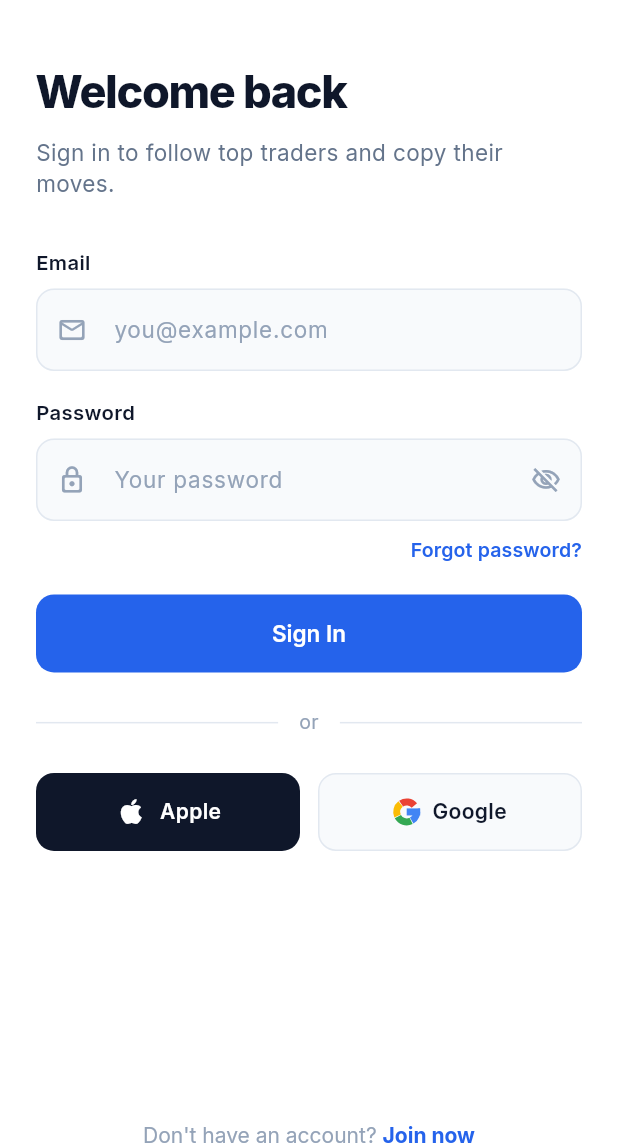
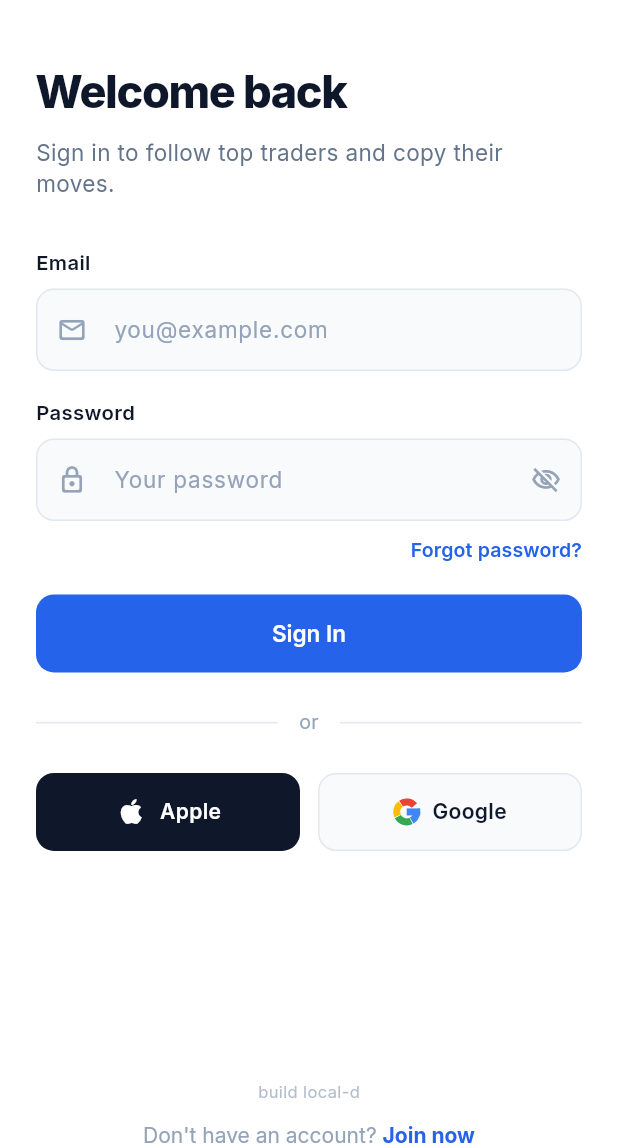
Before and after one commit to shazerlone/tv_license_app, a Flutter app: the LoginScreen screen opened directly, on a phone screen of 412 x 824 dp, the part 89-1236 px from its top. Run offline on Flutter 3.47's test engine with Material 3 defaults, Android fonts, the phone set to English and light mode, and no system bars; our stand-ins replace camera, google_fonts, shared_preferences; missing offline and left inert: dart:html; accounts and stored records are empty.

Commit message:
Stamp build identity (commit+branch) into app; show on login & profile
Codemagic passes --dart-define=BUILD_SHA=$CM_COMMIT / BUILD_BRANCH=$CM_BRANCH;
a small 'build <sha> · <branch>' label renders on the login screen and profile
footer so we can always tell which build is on a device.

Co-Authored-By: Claude Opus 4.8 <noreply@anthropic.com>
Claude-Session: https://claude.ai/code/session_01KSLhgA3su6KMHBKNL29uhB

```diff
--- a/codemagic.yaml
+++ b/codemagic.yaml
@@ -18,7 +18,7 @@ workflows:
       - name: Flutter packages get
         script: flutter pub get
       - name: Build debug APK
-        script: flutter build apk --debug
+        script: flutter build apk --debug --dart-define=BUILD_SHA=${CM_COMMIT} --dart-define=BUILD_BRANCH=${CM_BRANCH}
     artifacts:
       - build/**/outputs/**/*.apk
     publishing:
@@ -47,7 +47,7 @@ workflows:
       - name: Flutter packages get
         script: flutter pub get
       - name: Build iOS (unsigned)
-        script: flutter build ios --release --no-codesign
+        script: flutter build ios --release --no-codesign --dart-define=BUILD_SHA=${CM_COMMIT} --dart-define=BUILD_BRANCH=${CM_BRANCH}
     artifacts:
       - build/ios/iphoneos/*.app
     publishing:
--- a/lib/config.dart
+++ b/lib/config.dart
@@ -17,3 +17,13 @@ const String kApiBaseUrl = String.fromEnvironment(
   'API_BASE_URL',
   defaultValue: 'https://millimore-backend.onrender.com/v1',
 );
+
+/// Build identity, stamped by Codemagic (--dart-define=BUILD_SHA=$CM_COMMIT).
+/// Shown on the login screen so we can always tell which build is on a device.
+const String kBuildSha = String.fromEnvironment('BUILD_SHA', defaultValue: 'local-dev');
+const String kBuildBranch = String.fromEnvironment('BUILD_BRANCH', defaultValue: '');
+
+String get kBuildLabel {
+  final sha = kBuildSha.length > 7 ? kBuildSha.substring(0, 7) : kBuildSha;
+  return kBuildBranch.isEmpty ? 'build $sha' : 'build $sha · $kBuildBranch';
+}
--- a/lib/screens/login_screen.dart
+++ b/lib/screens/login_screen.dart
@@ -240,6 +240,10 @@ class _LoginScreenState extends State<LoginScreen> {
                     const Spacer(),
                     const SizedBox(height: 24),
                     Center(
+                      child: Text(kBuildLabel, style: GoogleFonts.inter(fontSize: 11, color: AppColors.textMuted.withOpacity(0.7))),
+                    ),
+                    const SizedBox(height: 12),
+                    Center(
                       child: GestureDetector(
                         onTap: () => Navigator.of(context).push(MaterialPageRoute(builder: (_) => const AccountTypeScreen())),
                         behavior: HitTestBehavior.opaque,
--- a/lib/screens/profile_screen.dart
+++ b/lib/screens/profile_screen.dart
@@ -1,6 +1,7 @@
 import 'package:flutter/material.dart';
 import 'package:google_fonts/google_fonts.dart';
 import '../theme/app_theme.dart';
+import '../config.dart';
 import '../services/api_client.dart';
 import '../models/trader.dart';
 import '../models/post.dart';
@@ -134,6 +135,8 @@ class ProfileScreen extends StatelessWidget {
                 style: OutlinedButton.styleFrom(padding: const EdgeInsets.symmetric(vertical: 14), side: BorderSide(color: AppColors.red.withOpacity(0.3))),
               ),
             ),
+            const SizedBox(height: 16),
+            Center(child: Text('millimore · $kBuildLabel', style: GoogleFonts.inter(fontSize: 11, color: AppColors.textMuted.withOpacity(0.7)))),
           ],
         ),
       ),
```
